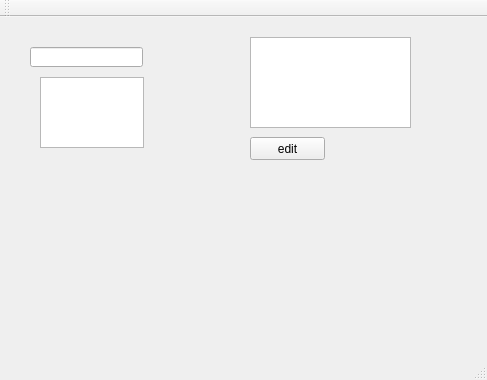
The window that test_soft_keyboard/MainWindow.ui (histaladle/qt_softkeyboard) describes before a commit, drawn with Qt 5.
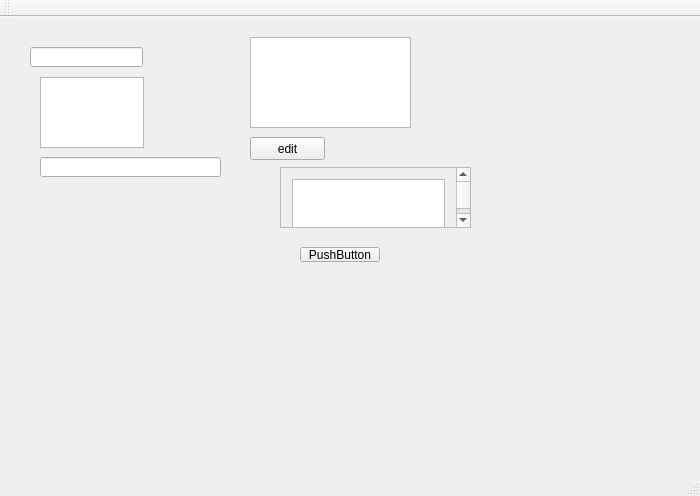
The same window after the commit.

The edit to the form file:
```diff
--- a/test_soft_keyboard/MainWindow.ui
+++ b/test_soft_keyboard/MainWindow.ui
@@ -6,8 +6,8 @@
    <rect>
     <x>0</x>
     <y>0</y>
-    <width>487</width>
-    <height>380</height>
+    <width>700</width>
+    <height>496</height>
    </rect>
   </property>
   <property name="windowTitle">
@@ -28,9 +28,9 @@
     <property name="geometry">
      <rect>
       <x>30</x>
-      <y>150</y>
-      <width>411</width>
-      <height>141</height>
+      <y>200</y>
+      <width>211</width>
+      <height>101</height>
      </rect>
     </property>
     <layout class="QGridLayout" name="gridLayout_widget"/>
@@ -68,6 +68,57 @@
      <string>edit</string>
     </property>
    </widget>
+   <widget class="QScrollArea" name="scrollArea">
+    <property name="geometry">
+     <rect>
+      <x>280</x>
+      <y>150</y>
+      <width>191</width>
+      <height>61</height>
+     </rect>
+    </property>
+    <property name="widgetResizable">
+     <bool>true</bool>
+    </property>
+    <widget class="QWidget" name="scrollAreaWidgetContents">
+     <property name="geometry">
+      <rect>
+       <x>0</x>
+       <y>0</y>
+       <width>179</width>
+       <height>63</height>
+      </rect>
+     </property>
+     <layout class="QGridLayout" name="gridLayout">
+      <item row="0" column="0">
+       <widget class="QTextEdit" name="textEdit_2"/>
+      </item>
+     </layout>
+    </widget>
+   </widget>
+   <widget class="QPushButton" name="pushButton">
+    <property name="geometry">
+     <rect>
+      <x>300</x>
+      <y>230</y>
+      <width>80</width>
+      <height>15</height>
+     </rect>
+    </property>
+    <property name="text">
+     <string>PushButton</string>
+    </property>
+   </widget>
+   <widget class="QLineEdit" name="numLineEdit">
+    <property name="geometry">
+     <rect>
+      <x>40</x>
+      <y>140</y>
+      <width>181</width>
+      <height>20</height>
+     </rect>
+    </property>
+   </widget>
   </widget>
   <widget class="QMenuBar" name="menuBar">
    <property name="geometry">
```
Left out of the diff: 4 changed lines with no effect on the pictures.
